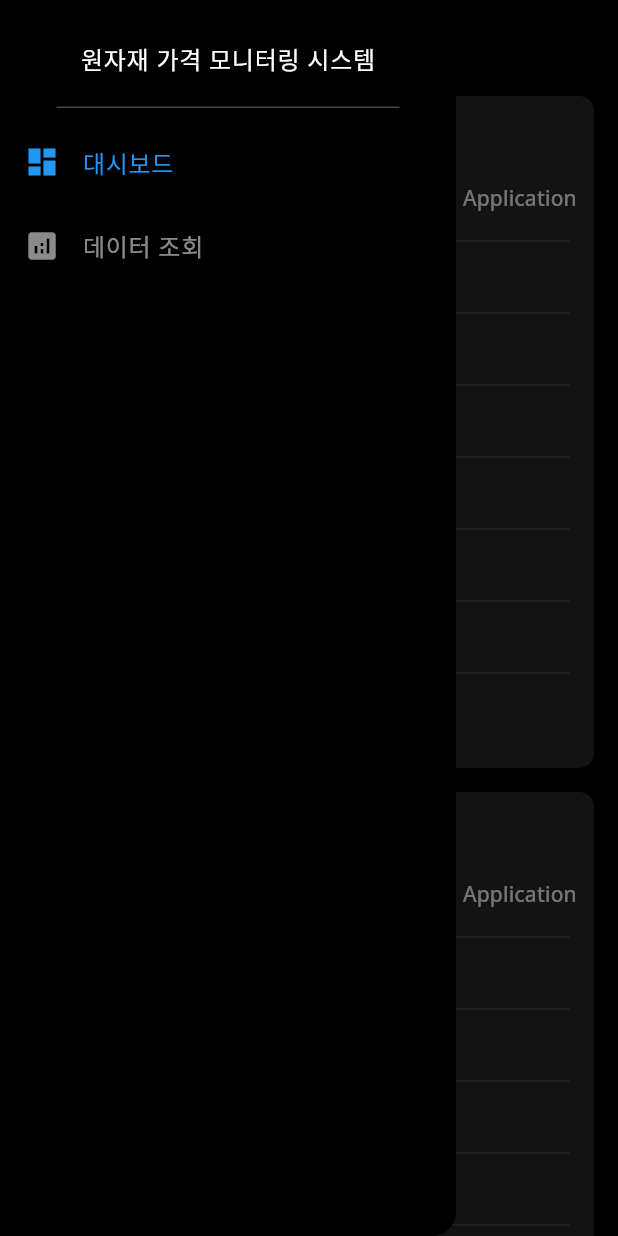
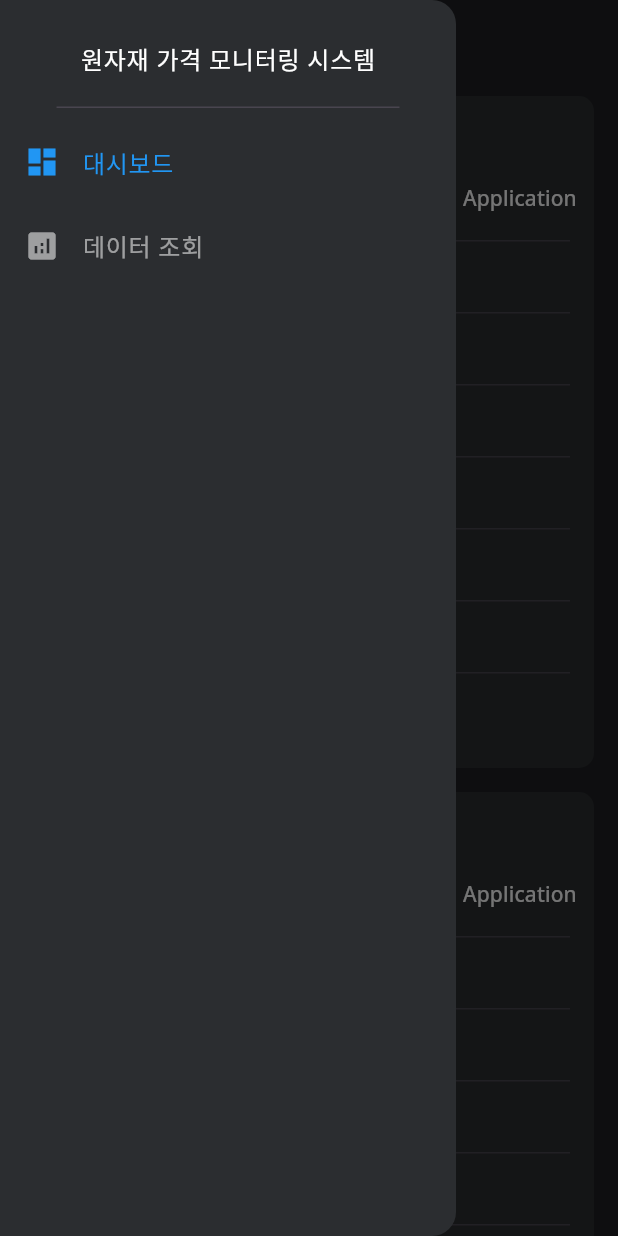
Before and after one commit to ssun-ko/price-monitoring-flutter, a Flutter app: the screen it shows after launch, with the side drawer open, on a phone screen of 412 x 824 dp. Run offline on Flutter 3.47's test engine with Material 3 defaults, Android fonts, the phone set to English and light mode, and no system bars; our stand-ins replace fl_chart, google_fonts, table_calendar; missing offline and left inert: colorize_text_avatar.

Commit message:
Change colors

```diff
--- a/lib/core/constants/color_constants.dart
+++ b/lib/core/constants/color_constants.dart
@@ -3,8 +3,8 @@ import 'package:flutter/material.dart';
 const primaryColor = Colors.blue;
 const tintColor = Colors.pink;
 
-const secondaryColor = Color(0xFF292929);
-const bgColor = Colors.black;
+const secondaryColor = Color(0xFF2B2D30);
+const bgColor = Color(0xFF1E1F22);
 
 const dimColor = Colors.white54;
 
--- a/lib/screens/home/components/side_menu.dart
+++ b/lib/screens/home/components/side_menu.dart
@@ -11,7 +11,7 @@ class SideMenu extends StatelessWidget {
   @override
   Widget build(BuildContext context) {
     return Drawer(
-      backgroundColor: bgColor,
+      backgroundColor: secondaryColor,
       child: SingleChildScrollView(
         child: Column(
           children: [
```
